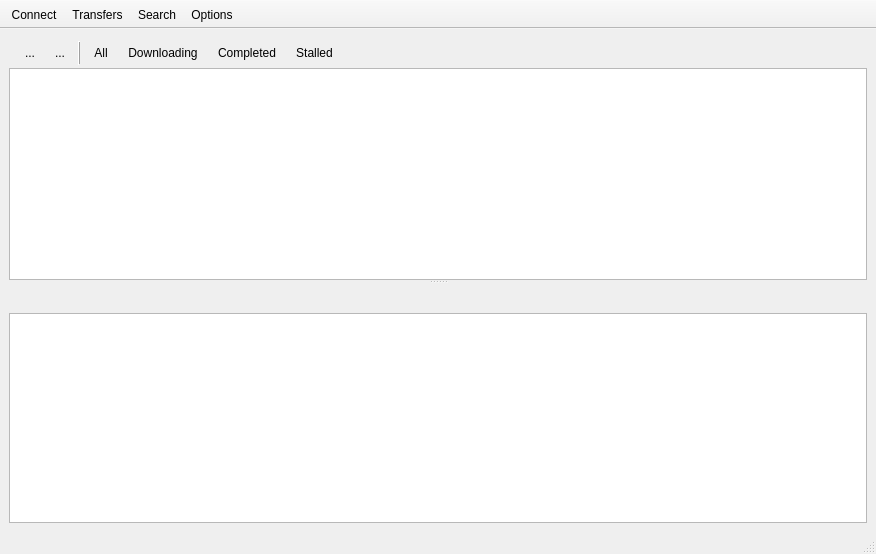
Above: src/mainwindow.ui from a-pavlov/qDonkey before the change. Below: the same form after it.
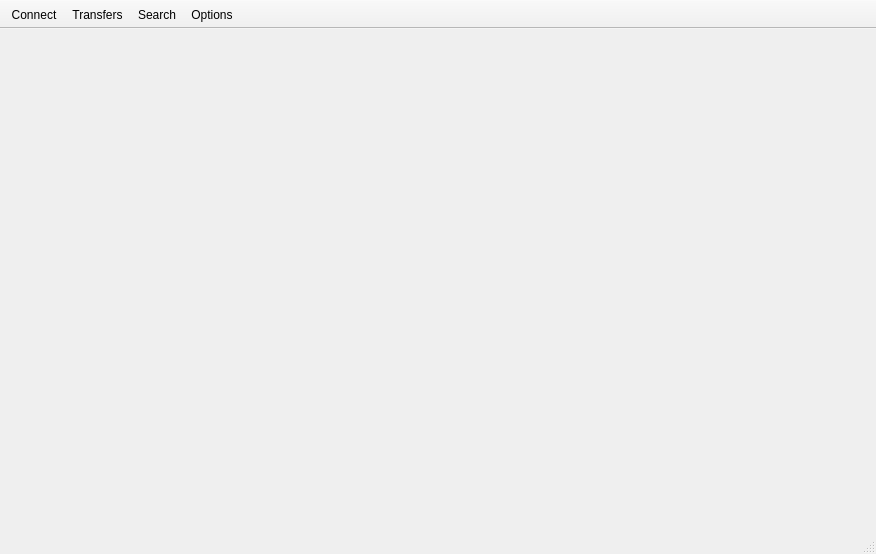
That is the form after the change. Icons and pictures are not drawn.

Commit message: Use separated torrens_widget instead of embedded

Diff of the .ui file:
```diff
--- a/src/mainwindow.ui
+++ b/src/mainwindow.ui
@@ -29,373 +29,6 @@
       <property name="currentIndex">
        <number>0</number>
       </property>
-      <widget class="QWidget" name="transfersPage">
-       <layout class="QHBoxLayout" name="horizontalLayout">
-        <item>
-         <widget class="QSplitter" name="splitter">
-          <property name="orientation">
-           <enum>Qt::Vertical</enum>
-          </property>
-          <property name="childrenCollapsible">
-           <bool>true</bool>
-          </property>
-          <widget class="QWidget" name="layoutWidget_3">
-           <layout class="QVBoxLayout" name="verticalLayout_4">
-            <property name="spacing">
-             <number>0</number>
-            </property>
-            <item>
-             <widget class="QFrame" name="transfersBar_2">
-              <property name="frameShape">
-               <enum>QFrame::NoFrame</enum>
-              </property>
-              <property name="frameShadow">
-               <enum>QFrame::Raised</enum>
-              </property>
-              <layout class="QHBoxLayout" name="horizontalLayout_4">
-               <property name="spacing">
-                <number>6</number>
-               </property>
-               <property name="leftMargin">
-                <number>9</number>
-               </property>
-               <property name="topMargin">
-                <number>3</number>
-               </property>
-               <property name="rightMargin">
-                <number>9</number>
-               </property>
-               <property name="bottomMargin">
-                <number>3</number>
-               </property>
-               <item>
-                <widget class="QToolButton" name="startTransfersBtn_2">
-                 <property name="maximumSize">
-                  <size>
-                   <width>24</width>
-                   <height>24</height>
-                  </size>
-                 </property>
-                 <property name="text">
-                  <string>...</string>
-                 </property>
-                 <property name="icon">
-                  <iconset resource="icons.qrc">
-                   <normaloff>:/icons/play.ico</normaloff>:/icons/play.ico</iconset>
-                 </property>
-                 <property name="autoRaise">
-                  <bool>true</bool>
-                 </property>
-                </widget>
-               </item>
-               <item>
-                <widget class="QToolButton" name="pauseTransfersBtn_2">
-                 <property name="maximumSize">
-                  <size>
-                   <width>24</width>
-                   <height>24</height>
-                  </size>
-                 </property>
-                 <property name="text">
-                  <string>...</string>
-                 </property>
-                 <property name="icon">
-                  <iconset resource="icons.qrc">
-                   <normaloff>:/icons/pause.ico</normaloff>:/icons/pause.ico</iconset>
-                 </property>
-                 <property name="autoRaise">
-                  <bool>true</bool>
-                 </property>
-                </widget>
-               </item>
-               <item>
-                <widget class="QFrame" name="frame_6">
-                 <property name="maximumSize">
-                  <size>
-                   <width>16777215</width>
-                   <height>24</height>
-                  </size>
-                 </property>
-                 <property name="frameShape">
-                  <enum>QFrame::VLine</enum>
-                 </property>
-                 <property name="frameShadow">
-                  <enum>QFrame::Raised</enum>
-                 </property>
-                </widget>
-               </item>
-               <item>
-                <widget class="QToolButton" name="allDownloadsBtn_2">
-                 <property name="maximumSize">
-                  <size>
-                   <width>100</width>
-                   <height>24</height>
-                  </size>
-                 </property>
-                 <property name="text">
-                  <string>All</string>
-                 </property>
-                 <property name="icon">
-                  <iconset resource="icons.qrc">
-                   <normaloff>:/icons/files/all.ico</normaloff>:/icons/files/all.ico</iconset>
-                 </property>
-                 <property name="checkable">
-                  <bool>true</bool>
-                 </property>
-                 <property name="toolButtonStyle">
-                  <enum>Qt::ToolButtonTextBesideIcon</enum>
-                 </property>
-                 <property name="autoRaise">
-                  <bool>true</bool>
-                 </property>
-                </widget>
-               </item>
-               <item>
-                <widget class="QToolButton" name="downloadingBtn_2">
-                 <property name="minimumSize">
-                  <size>
-                   <width>0</width>
-                   <height>24</height>
-                  </size>
-                 </property>
-                 <property name="maximumSize">
-                  <size>
-                   <width>1000</width>
-                   <height>24</height>
-                  </size>
-                 </property>
-                 <property name="text">
-                  <string>Downloading</string>
-                 </property>
-                 <property name="icon">
-                  <iconset resource="icons.qrc">
-                   <normaloff>:/icons/transfer_list/DownloadFiles.png</normaloff>:/icons/transfer_list/DownloadFiles.png</iconset>
-                 </property>
-                 <property name="checkable">
-                  <bool>true</bool>
-                 </property>
-                 <property name="toolButtonStyle">
-                  <enum>Qt::ToolButtonTextBesideIcon</enum>
-                 </property>
-                 <property name="autoRaise">
-                  <bool>true</bool>
-                 </property>
-                </widget>
-               </item>
-               <item>
-                <widget class="QToolButton" name="completedBtn_2">
-                 <property name="enabled">
-                  <bool>true</bool>
-                 </property>
-                 <property name="maximumSize">
-                  <size>
-                   <width>16777215</width>
-                   <height>24</height>
-                  </size>
-                 </property>
-                 <property name="text">
-                  <string>Completed</string>
-                 </property>
-                 <property name="icon">
-                  <iconset resource="icons.qrc">
-                   <normaloff>:/icons/catalog.png</normaloff>:/icons/catalog.png</iconset>
-                 </property>
-                 <property name="checkable">
-                  <bool>true</bool>
-                 </property>
-                 <property name="toolButtonStyle">
-                  <enum>Qt::ToolButtonTextBesideIcon</enum>
-                 </property>
-                 <property name="autoRaise">
-                  <bool>true</bool>
-                 </property>
-                </widget>
-               </item>
-               <item>
-                <widget class="QToolButton" name="waitingBtn_2">
-                 <property name="maximumSize">
-                  <size>
-                   <width>16777215</width>
-                   <height>24</height>
-                  </size>
-                 </property>
-                 <property name="text">
-                  <string>Stalled</string>
-                 </property>
-                 <property name="icon">
-                  <iconset resource="icons.qrc">
-                   <normaloff>:/icons/stalled.ico</normaloff>:/icons/stalled.ico</iconset>
-                 </property>
-                 <property name="checkable">
-                  <bool>true</bool>
-                 </property>
-                 <property name="toolButtonStyle">
-                  <enum>Qt::ToolButtonTextBesideIcon</enum>
-                 </property>
-                 <property name="autoRaise">
-                  <bool>true</bool>
-                 </property>
-                </widget>
-               </item>
-               <item>
-                <spacer name="horizontalSpacer_4">
-                 <property name="orientation">
-                  <enum>Qt::Horizontal</enum>
-                 </property>
-                 <property name="sizeHint" stdset="0">
-                  <size>
-                   <width>640</width>
-                   <height>10</height>
-                  </size>
-                 </property>
-                </spacer>
-               </item>
-              </layout>
-             </widget>
-            </item>
-            <item>
-             <widget class="QFrame" name="transfersFrame_2">
-              <property name="frameShape">
-               <enum>QFrame::StyledPanel</enum>
-              </property>
-              <property name="frameShadow">
-               <enum>QFrame::Sunken</enum>
-              </property>
-              <layout class="QGridLayout" name="gridLayout_15">
-               <property name="margin">
-                <number>0</number>
-               </property>
-               <property name="spacing">
-                <number>0</number>
-               </property>
-               <item row="0" column="0">
-                <widget class="QTreeView" name="transfersView_2">
-                 <property name="styleSheet">
-                  <string notr="true">border: none;</string>
-                 </property>
-                 <property name="verticalScrollMode">
-                  <enum>QAbstractItemView::ScrollPerPixel</enum>
-                 </property>
-                 <property name="uniformRowHeights">
-                  <bool>true</bool>
-                 </property>
-                </widget>
-               </item>
-              </layout>
-             </widget>
-            </item>
-           </layout>
-          </widget>
-          <widget class="QWidget" name="layoutWidget_4">
-           <layout class="QVBoxLayout" name="verticalLayout_5">
-            <property name="spacing">
-             <number>0</number>
-            </property>
-            <item>
-             <widget class="QFrame" name="connectionsBar_2">
-              <property name="frameShape">
-               <enum>QFrame::NoFrame</enum>
-              </property>
-              <property name="frameShadow">
-               <enum>QFrame::Raised</enum>
-              </property>
-              <layout class="QHBoxLayout" name="horizontalLayout_5">
-               <property name="leftMargin">
-                <number>9</number>
-               </property>
-               <property name="topMargin">
-                <number>3</number>
-               </property>
-               <property name="rightMargin">
-                <number>9</number>
-               </property>
-               <property name="bottomMargin">
-                <number>3</number>
-               </property>
-               <item>
-                <widget class="QToolButton" name="uploadsBtn_2">
-                 <property name="maximumSize">
-                  <size>
-                   <width>16777215</width>
-                   <height>24</height>
-                  </size>
-                 </property>
-                 <property name="text">
-                  <string/>
-                 </property>
-                 <property name="icon">
-                  <iconset resource="icons.qrc">
-                   <normaloff>:/icons/transfer_list/Upload.png</normaloff>:/icons/transfer_list/Upload.png</iconset>
-                 </property>
-                 <property name="checkable">
-                  <bool>true</bool>
-                 </property>
-                 <property name="toolButtonStyle">
-                  <enum>Qt::ToolButtonIconOnly</enum>
-                 </property>
-                 <property name="autoRaise">
-                  <bool>true</bool>
-                 </property>
-                </widget>
-               </item>
-               <item>
-                <widget class="QToolButton" name="downloadsBtn_2">
-                 <property name="maximumSize">
-                  <size>
-                   <width>16777215</width>
-                   <height>24</height>
-                  </size>
-                 </property>
-                 <property name="text">
-                  <string/>
-                 </property>
-                 <property name="icon">
-                  <iconset resource="icons.qrc">
-                   <normaloff>:/icons/transfer_list/Download.png</normaloff>:/icons/transfer_list/Download.png</iconset>
-                 </property>
-                 <property name="checkable">
-                  <bool>true</bool>
-                 </property>
-                 <property name="checked">
-                  <bool>false</bool>
-                 </property>
-                 <property name="autoRaise">
-                  <bool>true</bool>
-                 </property>
-                </widget>
-               </item>
-               <item>
-                <spacer name="horizontalSpacer_5">
-                 <property name="orientation">
-                  <enum>Qt::Horizontal</enum>
-                 </property>
-                 <property name="sizeHint" stdset="0">
-                  <size>
-                   <width>588</width>
-                   <height>20</height>
-                  </size>
-                 </property>
-                </spacer>
-               </item>
-              </layout>
-             </widget>
-            </item>
-            <item>
-             <widget class="QTreeView" name="connectionsView_2">
-              <property name="verticalScrollMode">
-               <enum>QAbstractItemView::ScrollPerPixel</enum>
-              </property>
-              <property name="uniformRowHeights">
-               <bool>true</bool>
-              </property>
-             </widget>
-            </item>
-           </layout>
-          </widget>
-         </widget>
-        </item>
-       </layout>
-      </widget>
      </widget>
     </item>
    </layout>
```
Left out of the diff: 2 changed lines with no effect on the pictures. The commit also changes 2 other files.
